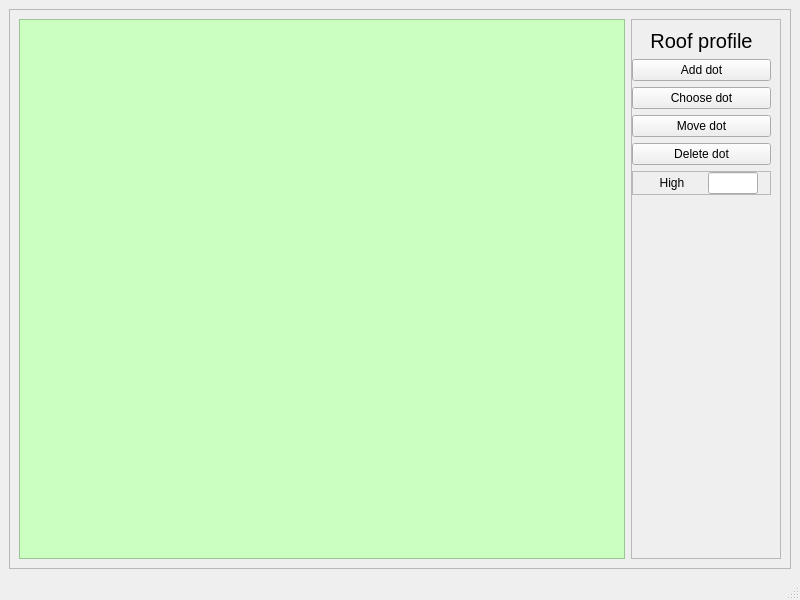
CheckListHW/InputData, file ui/roof_profile_edit.ui: the form before one commit.
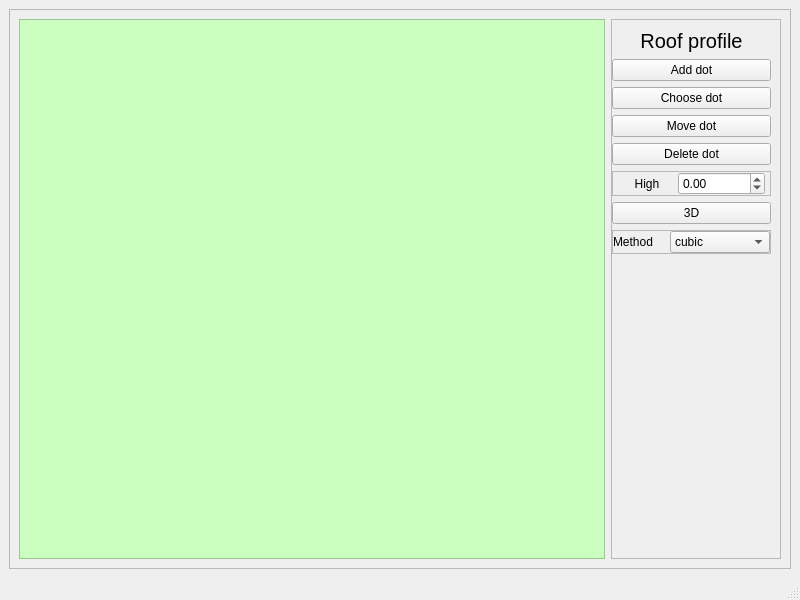
The form after the commit.

Commit message: roof profile ui

Patch:
```diff
--- a/ui/roof_profile_edit.ui
+++ b/ui/roof_profile_edit.ui
@@ -53,13 +53,13 @@
         <widget class="QFrame" name="toolbar_frame">
          <property name="minimumSize">
           <size>
-           <width>100</width>
+           <width>150</width>
            <height>0</height>
           </size>
          </property>
          <property name="maximumSize">
           <size>
-           <width>150</width>
+           <width>170</width>
            <height>16777215</height>
           </size>
          </property>
@@ -167,13 +167,83 @@
               </widget>
              </item>
              <item>
-              <widget class="QLineEdit" name="lineEdit">
+              <widget class="QDoubleSpinBox" name="heightSpinBox">
+               <property name="minimum">
+                <double>-99.000000000000000</double>
+               </property>
+               <property name="singleStep">
+                <double>0.010000000000000</double>
+               </property>
+              </widget>
+             </item>
+            </layout>
+           </widget>
+          </item>
+          <item>
+           <widget class="QPushButton" name="threeDButton">
+            <property name="text">
+             <string>3D</string>
+            </property>
+           </widget>
+          </item>
+          <item>
+           <widget class="QFrame" name="frame_2">
+            <property name="frameShape">
+             <enum>QFrame::StyledPanel</enum>
+            </property>
+            <property name="frameShadow">
+             <enum>QFrame::Raised</enum>
+            </property>
+            <layout class="QHBoxLayout" name="horizontalLayout">
+             <property name="leftMargin">
+              <number>0</number>
+             </property>
+             <property name="topMargin">
+              <number>0</number>
+             </property>
+             <property name="rightMargin">
+              <number>0</number>
+             </property>
+             <property name="bottomMargin">
+              <number>0</number>
+             </property>
+             <item>
+              <widget class="QLabel" name="label">
+               <property name="text">
+                <string>Method</string>
+               </property>
+              </widget>
+             </item>
+             <item>
+              <widget class="QComboBox" name="interpolateMethodComboBox">
+               <property name="minimumSize">
+                <size>
+                 <width>100</width>
+                 <height>0</height>
+                </size>
+               </property>
                <property name="maximumSize">
                 <size>
-                 <width>50</width>
+                 <width>16777215</width>
                  <height>16777215</height>
                 </size>
                </property>
+               <property name="baseSize">
+                <size>
+                 <width>0</width>
+                 <height>0</height>
+                </size>
+               </property>
+               <item>
+                <property name="text">
+                 <string>cubic</string>
+                </property>
+               </item>
+               <item>
+                <property name="text">
+                 <string>linear</string>
+                </property>
+               </item>
               </widget>
              </item>
             </layout>
```
The commit also changes 14 other files.
